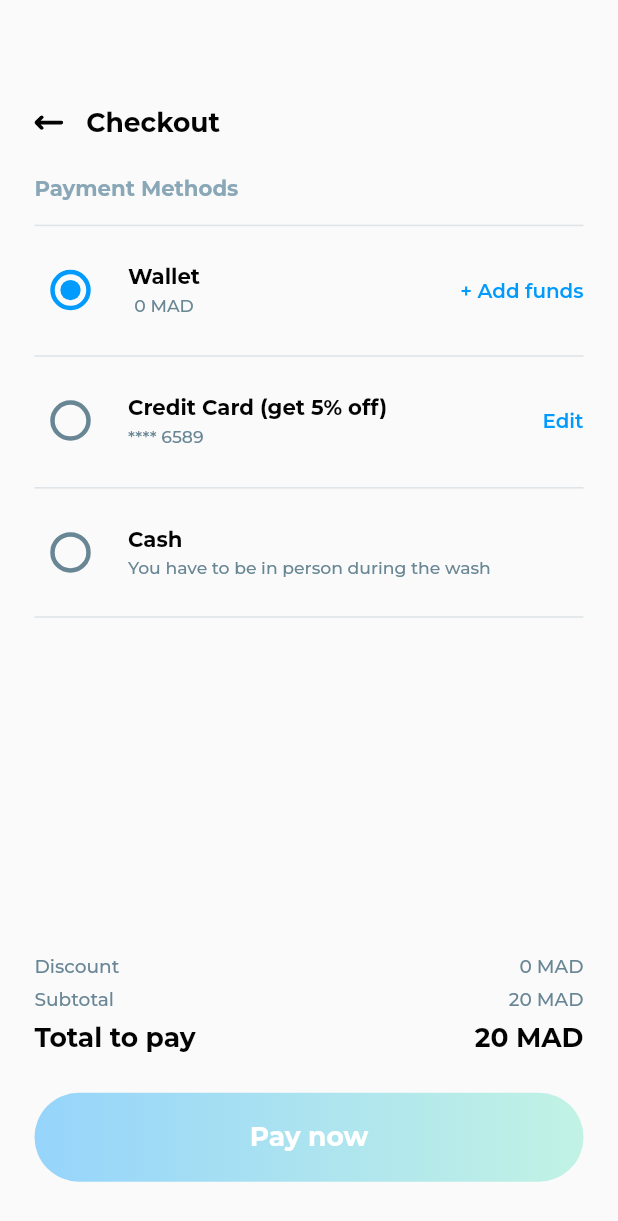
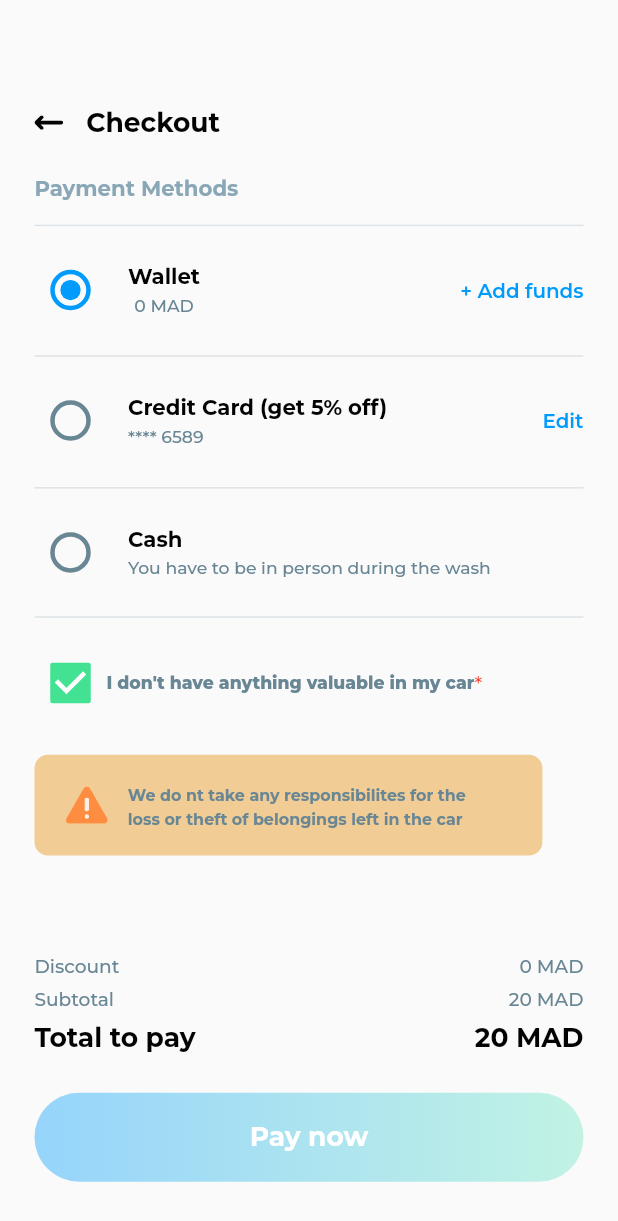
Before and after one commit to mbachir84/washly, a Flutter app: the PayScreen screen opened directly, on a phone screen of 412 x 824 dp. Shown: the top 1221 px of the screen. Run offline on Flutter 3.47's test engine with Material 2 defaults, Android fonts, the phone set to English and light mode, and no system bars; our stand-ins replace animated_custom_dropdown, cached_network_image, cloud_firestore, date_picker_timeline, easy_localization, firebase_auth and 15 more; missing offline and left inert: credit_card_type_detector, flutter_session_manager, google_place; accounts and stored records are empty; statements that could not run were skipped.

Commit message:
payscreen modified

```diff
--- a/assets/translations/en.json
+++ b/assets/translations/en.json
@@ -235,7 +235,7 @@
     "thanksforpayment":"Thanks for your payment",
     "wewillfindyouwasher":"Now we will find a closest washers to you",
     "payementdidn":"Payment didn't go through",
-    "checkorchange":"Please double check or change your payment method",
+    "checkorchange":"Please double check or change your\n payment method",
     "addaddresswi":"+ Add address",
     "lookingforwasher":"Looking for a washer...",
     "seatrelax":"Seat back and relax",
--- a/lib/controllers/client/pay_controller.dart
+++ b/lib/controllers/client/pay_controller.dart
@@ -4,6 +4,7 @@ enum PayementWay { wallet, creditcard, cash }
 
 class PayController extends GetxController {
   PayementWay payementWay = PayementWay.wallet;
+  bool checkBoxValue = true;
   bool allowed = false;
   void verify() {
     if (payementWay == PayementWay.wallet) {
--- a/lib/views/screens/client/main_screen.dart
+++ b/lib/views/screens/client/main_screen.dart
@@ -717,7 +717,7 @@ class MainScreen extends StatelessWidget {
                                                                 Text(
                                                                   cont.selectedAddress
                                                                           .name ??
-                                                                      'Select address', // Use ?. and provide a fallback value
+                                                                      '', // Use ?. and provide a fallback value
 
                                                                   style: TextStyle(
                                                                       color: const Color(
--- a/lib/views/screens/client/pay_screen.dart
+++ b/lib/views/screens/client/pay_screen.dart
@@ -1,12 +1,16 @@
+// ignore_for_file: prefer_const_constructors
+
 import 'package:easy_localization/easy_localization.dart';
 import 'package:flutter/material.dart';
 import 'package:flutter_screenutil/flutter_screenutil.dart';
 import 'package:flutter_svg/svg.dart';
 import 'package:get/get.dart';
+import 'package:washly/controllers/client/main_controller.dart';
 import 'package:washly/controllers/client/pay_controller.dart';
 import 'package:washly/utils/buttons.dart';
 import 'package:washly/utils/constants.dart';
 import 'package:washly/views/components/widgets.dart';
+import 'package:washly/views/screens/client/add_funds_screen.dart';
 
 class PayScreen extends StatelessWidget {
   const PayScreen({super.key});
@@ -105,13 +109,16 @@ class PayScreen extends StatelessWidget {
                           ],
                         ),
                         const Spacer(),
-                        Text(
+                        InkWell(
+                          onTap: () => Get.to(() => AddFundsScreeen()),
+                          child: Text(
                             "addfunds",
                             style: TextStyle(
                                 fontSize: 15.sp,
                                 fontWeight: FontWeight.w600,
                                 color: primaryColor),
-                        ).tr()
+                          ).tr(),
+                        )
                       ],
                     ),
                   ),
@@ -220,7 +227,7 @@ class PayScreen extends StatelessWidget {
                           ),
                         ),
                         15.horizontalSpace,
-                        Flexible (
+                        Flexible(
                           child: Column(
                             crossAxisAlignment: CrossAxisAlignment.start,
                             children: [
@@ -252,6 +259,58 @@ class PayScreen extends StatelessWidget {
                     width: 1.sw,
                     color: const Color(0xff698695).withOpacity(0.2),
                   ),
+                  22.verticalSpace,
+                  Row(children: [
+                    GetBuilder<PayController>(
+                        builder: (cont) => Transform.scale(
+                              scale: 1.5,
+                              child: Checkbox(
+                                  activeColor: Color(0xFF43e293),
+                                  value: cont.checkBoxValue,
+                                  onChanged: ((value) {
+                                    cont.checkBoxValue = value!;
+                                  })),
+                            )),
+                    Flexible(
+                      child: Text(
+                        "I don't have anything valuable in my car",
+                        style: TextStyle(
+                            fontSize: 13.sp,
+                            fontWeight: FontWeight.w800,
+                            color: const Color(0xff698695)),
+                      ),
+                    ),
+                    Text(
+                      "*",
+                      style: TextStyle(color: Colors.red),
+                    )
+                  ]),
+                  27.verticalSpace,
+                  Container(
+                    width: 383.h,
+                    height: 76.h,
+                    padding: EdgeInsets.symmetric(horizontal: 21,vertical:16 ),
+                    decoration: BoxDecoration(
+                      borderRadius: BorderRadius.circular(9),
+                      color: const Color.fromARGB(255, 241, 204, 148),
+                    ),
+                    child: Row(
+                      children: [
+                        SvgPicture.asset(
+                          "assets/images/Group-514.svg",
+                          height: 32.h,
+                          width: 29.w,
+                        ),
+                        14.horizontalSpace,
+                        Flexible(child: Text("We do nt take any responsibilites for the\nloss or theft of belongings left in the car",
+                        style: TextStyle(
+                            height: 1.5,
+                            fontSize: 12.sp,
+                            fontWeight: FontWeight.bold,
+                            color: const Color(0xff698695)),))
+                      ],
+                    ),
+                  ),
                   const Spacer(),
                   Row(
                     mainAxisAlignment: MainAxisAlignment.spaceBetween,
@@ -275,7 +334,9 @@ class PayScreen extends StatelessWidget {
                     ],
                   ),
                   8.verticalSpace,
-                  Row(
+                  GetBuilder<MainController>(
+                    init: MainController(),
+                    builder: (cont) => Row(
                       mainAxisAlignment: MainAxisAlignment.spaceBetween,
                       children: [
                         Text(
@@ -287,7 +348,7 @@ class PayScreen extends StatelessWidget {
                           ),
                         ).tr(),
                         Text(
-                        '20 MAD',
+                          '${cont.priceWash()} MAD',
                           style: TextStyle(
                             color: const Color(0xff698695),
                             fontSize: 14.sp,
@@ -296,8 +357,10 @@ class PayScreen extends StatelessWidget {
                         ).tr(),
                       ],
                     ),
+                  ),
                   8.verticalSpace,
-                  Row(
+                  GetBuilder<MainController>(
+                    builder: (cont) => Row(
                       mainAxisAlignment: MainAxisAlignment.spaceBetween,
                       children: [
                         Text(
@@ -309,7 +372,7 @@ class PayScreen extends StatelessWidget {
                           ),
                         ).tr(),
                         Text(
-                        '20 MAD',
+                          '${cont.priceWash()} MAD',
                           style: TextStyle(
                             color: const Color(0xff030303),
                             fontSize: 20.sp,
@@ -317,6 +380,7 @@ class PayScreen extends StatelessWidget {
                           ),
                         ).tr(),
                       ],
+                    ),
                   ),
                   29.verticalSpace,
                   GradientButton(
```
Also changed, not shown: lib/views/components/widgets.dart (+100 -94 lines), assets/images/Group-514.svg (added). Lines whose indentation alone changed are shown as unchanged.
